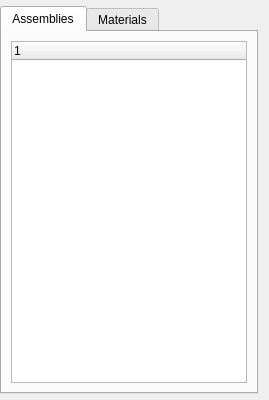
Sprunth/RGG, file Application/qInputListWidget.ui: the form before one commit.
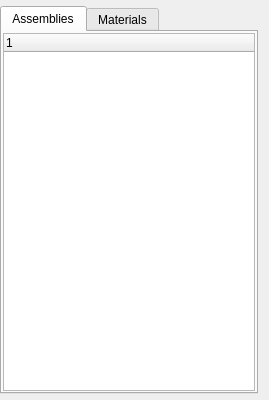
The form after the commit.

Patch:
```diff
--- a/Application/qInputListWidget.ui
+++ b/Application/qInputListWidget.ui
@@ -33,6 +33,9 @@
        <string>Assemblies</string>
       </attribute>
       <layout class="QGridLayout" name="gridLayout">
+       <property name="margin">
+        <number>1</number>
+       </property>
        <item row="0" column="0" colspan="2">
         <widget class="QTreeWidget" name="PartsList">
          <column>
```
Left out of the diff: 3 changed lines with no effect on the pictures.
